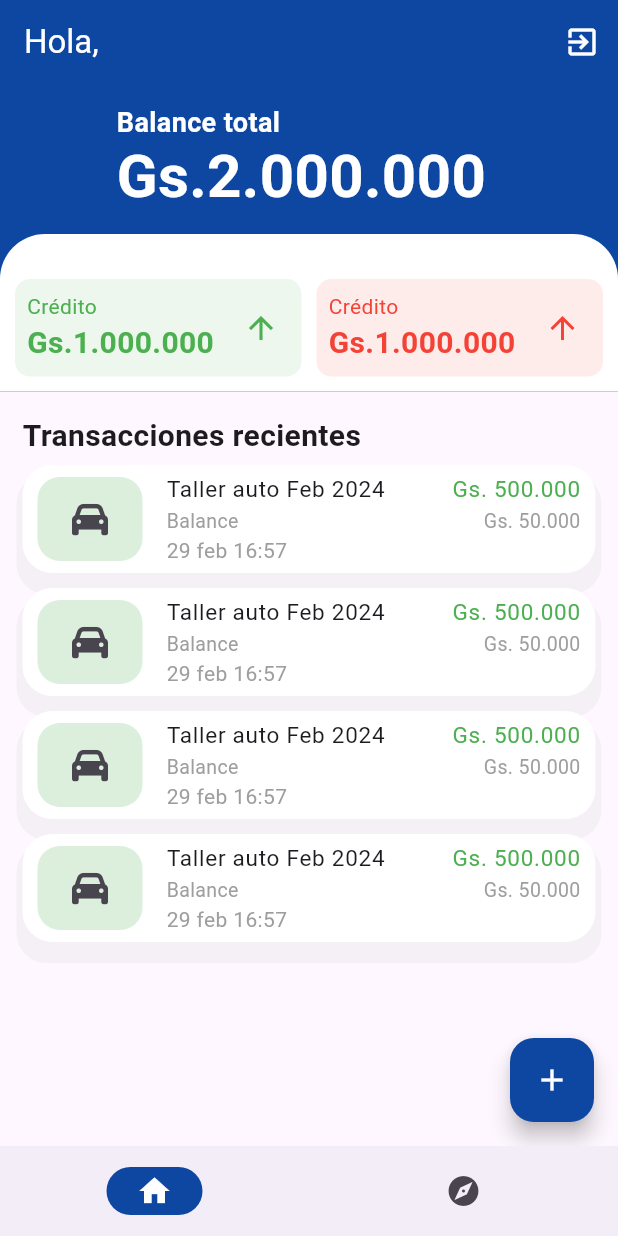
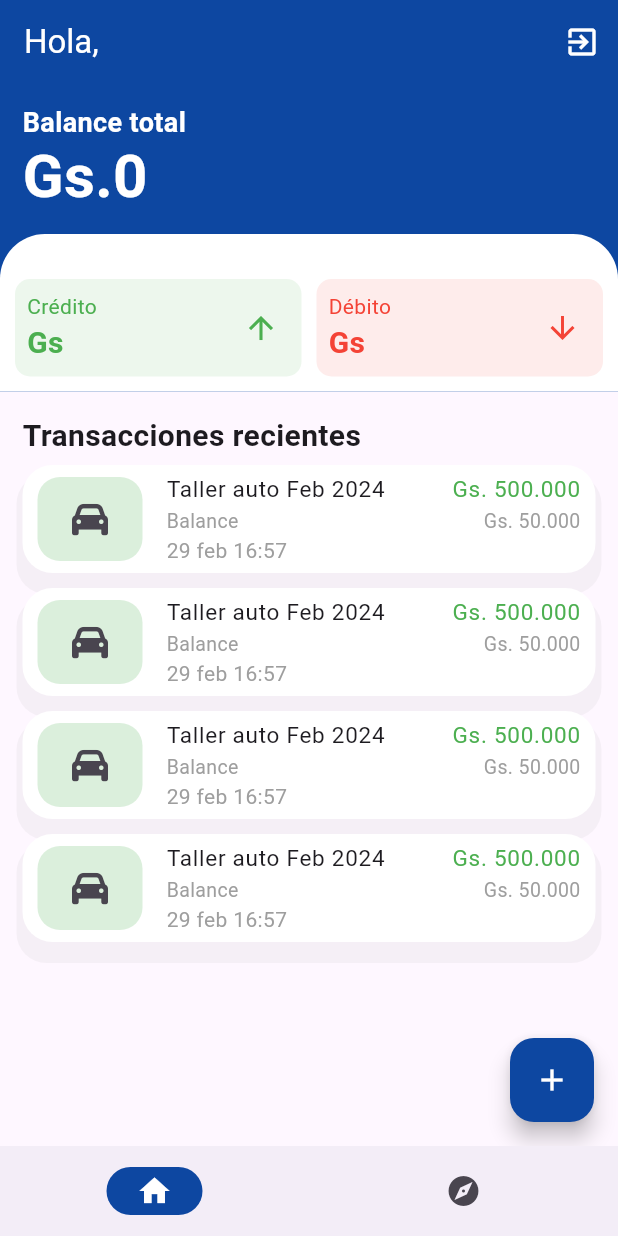
Before and after one commit to ChrisShadow/uaa_expense_tracker, a Flutter app: the screen it shows once a user with an empty profile is signed in, on a phone screen of 412 x 824 dp. Run offline on Flutter 3.47's test engine with Material 3 defaults, Android fonts, the phone set to English and light mode, and no system bars; our stand-ins replace cloud_firestore, firebase_auth, firebase_core, font_awesome_flutter; accounts and stored records are empty.

```diff
--- a/lib/screens/home_screen.dart
+++ b/lib/screens/home_screen.dart
@@ -26,7 +26,7 @@ class _HomeState extends State<Home> {
       isLogoutLoading=false;
     });
   }
-
+  final userId= FirebaseAuth.instance.currentUser!.uid;
   _dialogBuilder(BuildContext context){
     return showDialog(context: context, builder: (context){
       return const AlertDialog(
@@ -58,7 +58,7 @@ class _HomeState extends State<Home> {
       ),
       body: Column(
         children: [
-          const HeroCard(),
+          HeroCard(userId: userId,),
           TransactCard()
         ],
       ),
--- a/lib/screens/login_screen.dart
+++ b/lib/screens/login_screen.dart
@@ -50,6 +50,7 @@ class _LoginViewState extends State<LoginView> {
           padding: const EdgeInsets.all(16.0),
           child: Form(
             key: _formKey,
+            child: SingleChildScrollView(
               child: Column(
                 children: [
                   const SizedBox(
@@ -116,6 +117,7 @@ class _LoginViewState extends State<LoginView> {
                       )
                   )
                 ],
+              ),
             ),),)) ;
   }
 
--- a/lib/screens/sign_up.dart
+++ b/lib/screens/sign_up.dart
@@ -61,6 +61,7 @@ class _SignUpViewState extends State<SignUpView> {
         padding: const EdgeInsets.all(16.0),
         child: Form(
           key: _formKey,
+          child: SingleChildScrollView(
             child: Column(
               children: [
                 const SizedBox(
@@ -69,7 +70,7 @@ class _SignUpViewState extends State<SignUpView> {
                 const SizedBox(
                   width: 250,
                   child: Text(
-                  "Crearme una cuenta",
+                    "Registrarme",
                     textAlign: TextAlign.center,
                     style: TextStyle(
                       color: Colors.white,
@@ -79,7 +80,7 @@ class _SignUpViewState extends State<SignUpView> {
                   ),
                 ),
                 const SizedBox(
-                height:50.0,
+                  height:30.0,
                 ),
                 TextFormField(
                   controller: _userNameController,
@@ -117,7 +118,7 @@ class _SignUpViewState extends State<SignUpView> {
                     decoration: _buildInputDecoration("Contraseña",Icons.lock),
                     validator: appValidator.validatePass),
                 const SizedBox(
-                height:40.0,
+                  height:30.0,
                 ),
                 SizedBox(
                   height: 50,
@@ -145,6 +146,7 @@ class _SignUpViewState extends State<SignUpView> {
                     )
                 )
               ],
+            ),
           ),),)) ;
   }
 
--- a/lib/widget/hero_card.dart
+++ b/lib/widget/hero_card.dart
@@ -1,35 +1,71 @@
+import 'package:cloud_firestore/cloud_firestore.dart';
 import 'package:flutter/material.dart';
 
 class HeroCard extends StatelessWidget{
   const HeroCard({
-    super.key,
+    super.key, required this.userId,
   });
+  final String userId;
+
+  @override
+  Widget build(BuildContext context){
+    final Stream <DocumentSnapshot> userStream = FirebaseFirestore.instance.collection('users').doc(userId).snapshots();
+    return StreamBuilder<DocumentSnapshot>(
+        stream: userStream,
+        builder: (BuildContext context,AsyncSnapshot<DocumentSnapshot> snapshot){
+          if (snapshot.hasError){
+            return const Text('Algo no salió bien.');
+          }
+          if (!snapshot.hasData || !snapshot.data!.exists){
+            return const Text('El documento no existe.');
+          }
+
+          if(snapshot.connectionState==ConnectionState.waiting){
+            return const Text('Cargando, favor aguarde.');
+          }
+
+          var data=snapshot.data!.data() as Map<String, dynamic>;
+
+          return Cards(data: data,);
+    });
+  }
+}
+class Cards extends StatelessWidget{
+  const Cards({
+    super.key, required this.data,
+  });
+
+  final Map data;
   @override
   Widget build(BuildContext context){
     return Container(
       color: Colors.blue.shade900,
-      child: Column(
-        children: [
-          const Padding(
-            padding: EdgeInsets.all(15),
+      child: SingleChildScrollView(
         child: Column(
           crossAxisAlignment: CrossAxisAlignment.start,
           children: [
-                Text("Balance total",
+            Padding(
+              padding: const EdgeInsets.all(15),
+              child: SingleChildScrollView(
+                child: Column(
+                  crossAxisAlignment: CrossAxisAlignment.start,
+                  children: [
+                    const Text("Balance total",
                         style: TextStyle(
                             fontSize: 18,
                             color: Colors.white,
                             height: 1.2,
                             fontWeight: FontWeight.w600
                         ) ),
-                Text("Gs.2.000.000 ",
-                  style: TextStyle(
+                    Text("Gs.${data['remainingAmount']}",
+                      style: const TextStyle(
                           fontSize: 40,
                           color: Colors.white,
                           height: 1.2,
                           fontWeight: FontWeight.w600
                       ), ),
                   ],
+                ),
               ),
             ),
             Container(
@@ -41,28 +77,33 @@ class HeroCard extends StatelessWidget{
                 ),
                 color: Colors.white,
               ),
-            child: const Row(
+              child: Row(
                 children: [
-                CardOne(color: Colors.green,),
-                SizedBox(
+                  CardOne(color: Colors.green, heading: 'Crédito', amount: '${data['totalCredit']}',),
+                  const SizedBox(
                     width: 10,
                   ),
-                CardOne(color: Colors.red,),
+                  CardOne(color: Colors.red, heading: 'Débito', amount: '${data['totalDebit']}',),
                 ],
               ),
             )
           ],
         ),
+      ),
     );
   }
+
+
 }
 
 
 class CardOne extends StatelessWidget{
   const CardOne({
-    super.key, required this.color,
+    super.key, required this.color, required this.heading, required this.amount,
   });
   final Color color;
+  final String heading;
+  final String amount;
   @override
   Widget build(BuildContext context){
     return Expanded(
@@ -77,11 +118,11 @@ class CardOne extends StatelessWidget{
             children: [
               Column(
                 crossAxisAlignment: CrossAxisAlignment.start,
-                children: [Text("Crédito",
+                children: [Text(heading,
                   style: TextStyle(
                       fontSize: 14,
                       color: color),),
-                  Text("Gs.1.000.000",
+                  Text("Gs$amount",
                     style: TextStyle(
                         color: color,
                         fontSize: 20,
@@ -90,7 +131,8 @@ class CardOne extends StatelessWidget{
               Padding(
                 padding: const EdgeInsets.all(7),
                 child: Icon(
-                  Icons.arrow_upward_outlined,
+                  heading=="Crédito"?
+                  Icons.arrow_upward_outlined:Icons.arrow_downward_outlined,
                   color: color,
                 ),
               )
--- a/lib/widget/transact_cards.dart
+++ b/lib/widget/transact_cards.dart
@@ -11,6 +11,7 @@ class TransactCard extends StatelessWidget {
   Widget build(BuildContext context) {
     return Padding(
       padding: const EdgeInsets.all(15),
+      child: SingleChildScrollView(
         child: Column(
           children: [
             const Row(
@@ -91,6 +92,7 @@ class TransactCard extends StatelessWidget {
             })
           ],
         ),
+      ),
     );
   }
 }
```
Lines whose indentation alone changed are shown as unchanged.
